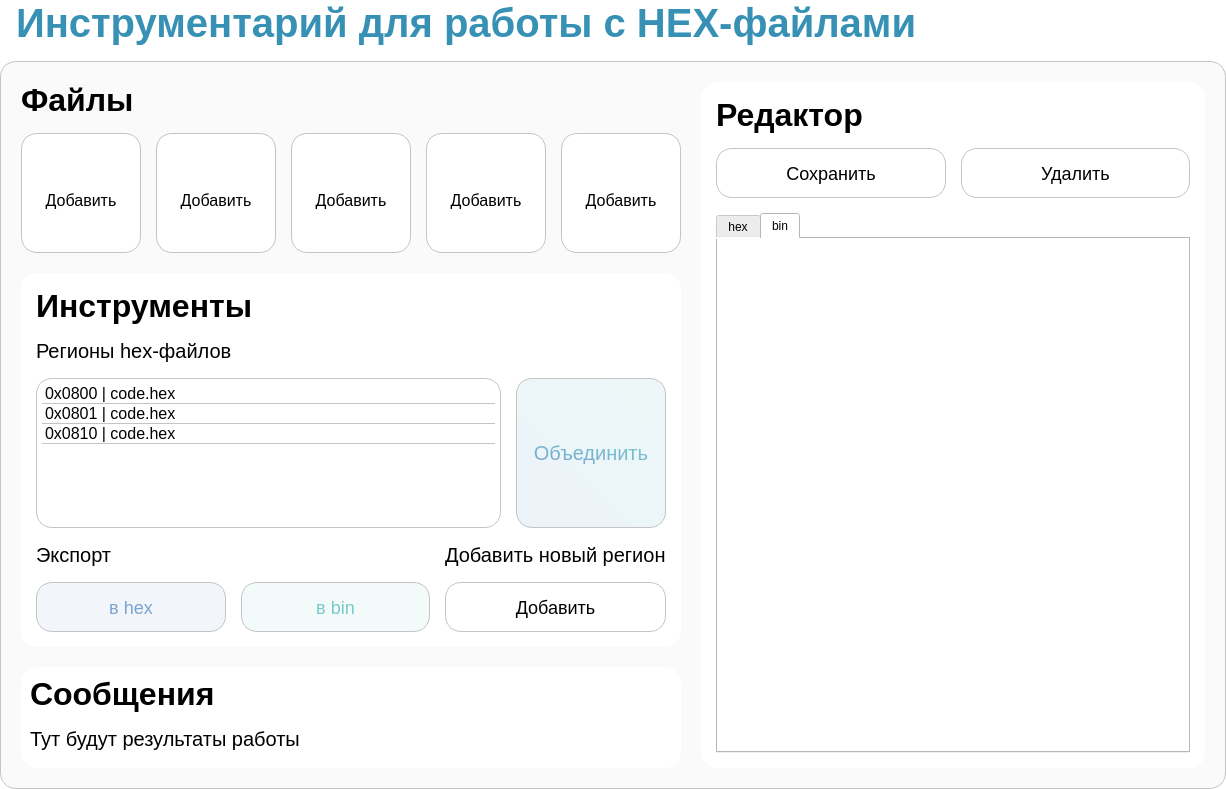
First picture: the form in ui/design.ui, repository stsln/hex_file_tools, before the edit.
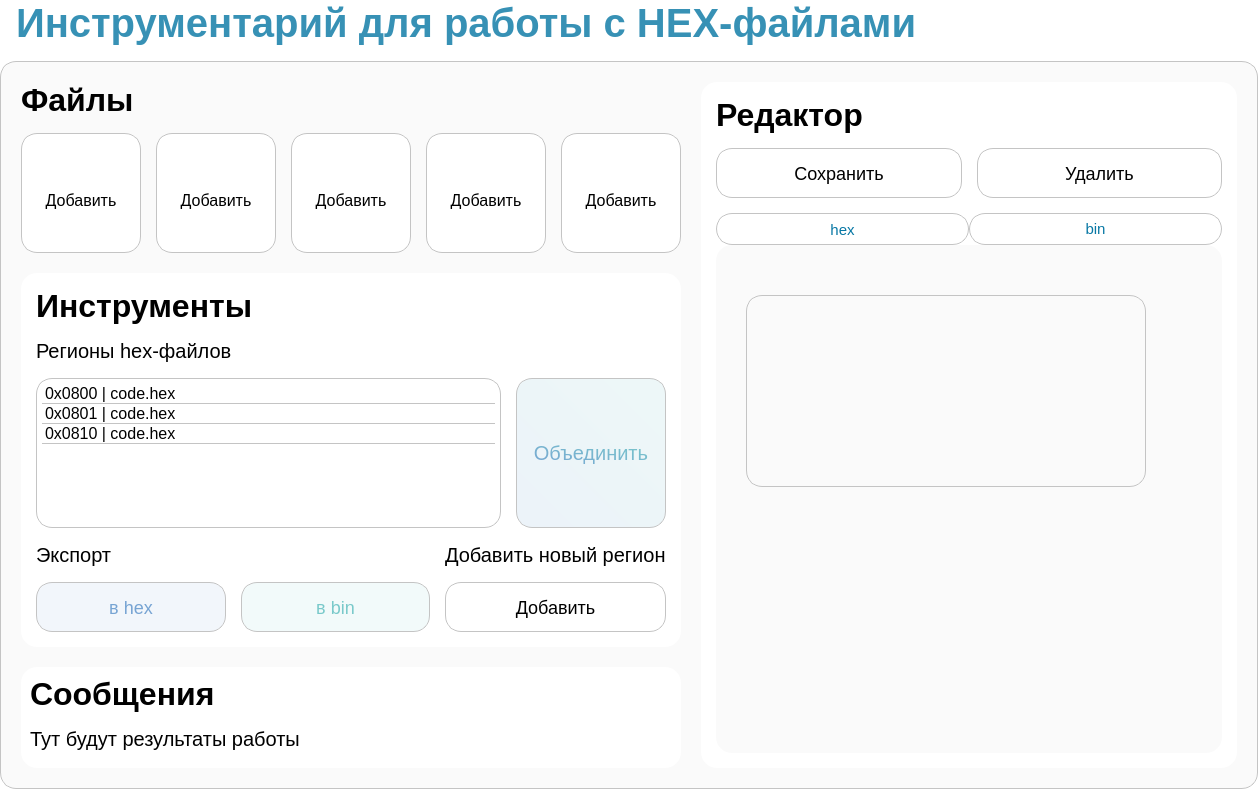
Second picture: the form after the edit. The open tabs and pages were chosen to show the change. Icons and pictures are not drawn.

Commit message: Доработка вкладок просмотра текста hex и bin.

Diff of the .ui file:
```diff
--- a/ui/design.ui
+++ b/ui/design.ui
@@ -6,7 +6,7 @@
    <rect>
     <x>0</x>
     <y>0</y>
-    <width>1226</width>
+    <width>1258</width>
     <height>789</height>
    </rect>
   </property>
@@ -1128,15 +1128,37 @@
              <widget class="QTabWidget" name="tabWidget">
               <property name="minimumSize">
                <size>
-                <width>400</width>
+                <width>500</width>
                 <height>0</height>
                </size>
               </property>
               <property name="styleSheet">
-               <string notr="true">QTabWiget {
+               <string notr="true">QTabWiget
+{
+	font-family: 'Inter';
+}
+
+QTabWidget::tab-bar
+{
+	min-width: 1000;
+}
+
+QTabBar::tab
+{
+	font-family: 'Inter';
+	font-size: 15px;
+	color: rgb(7, 119, 164);
+	height: 30px;
+    border-radius: 16px;
+	border: 1px solid #C4C4C4;
+}
+
+QTabWidget::pane
+{ 
 	border: 0;
-	border-radius: 16px;
-}</string>
+}
+
+</string>
               </property>
               <property name="currentIndex">
                <number>0</number>
@@ -1290,10 +1312,38 @@
                 </item>
                </layout>
               </widget>
-              <widget class="QWidget" name="tab_2">
+              <widget class="QWidget" name="tab_bin">
+               <property name="styleSheet">
+                <string notr="true">QWidget
+{
+	background-color: #FAFAFA;
+	border-radius: 16px;
+}</string>
+               </property>
                <attribute name="title">
                 <string>bin</string>
                </attribute>
+               <widget class="QPlainTextEdit" name="plainTextEdit_3">
+                <property name="geometry">
+                 <rect>
+                  <x>30</x>
+                  <y>50</y>
+                  <width>400</width>
+                  <height>192</height>
+                 </rect>
+                </property>
+                <property name="styleSheet">
+                 <string notr="true">QPlainTextEdit {
+	font-family: 'JetBrains Mono';
+	font-weight: 400;
+	font-size: 18px;
+	color: #009C93;
+	border: 1px solid #C4C4C4;
+	border-radius: 16px;
+	padding: 5px;
+}</string>
+                </property>
+               </widget>
               </widget>
              </widget>
             </item>
```
Left out of the diff: 40 changed lines with no effect on the pictures.
